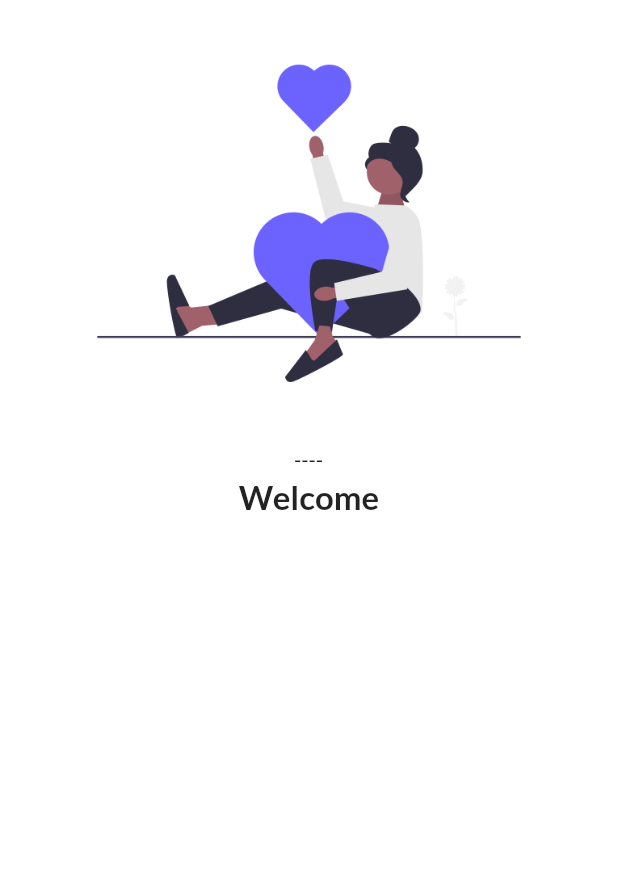
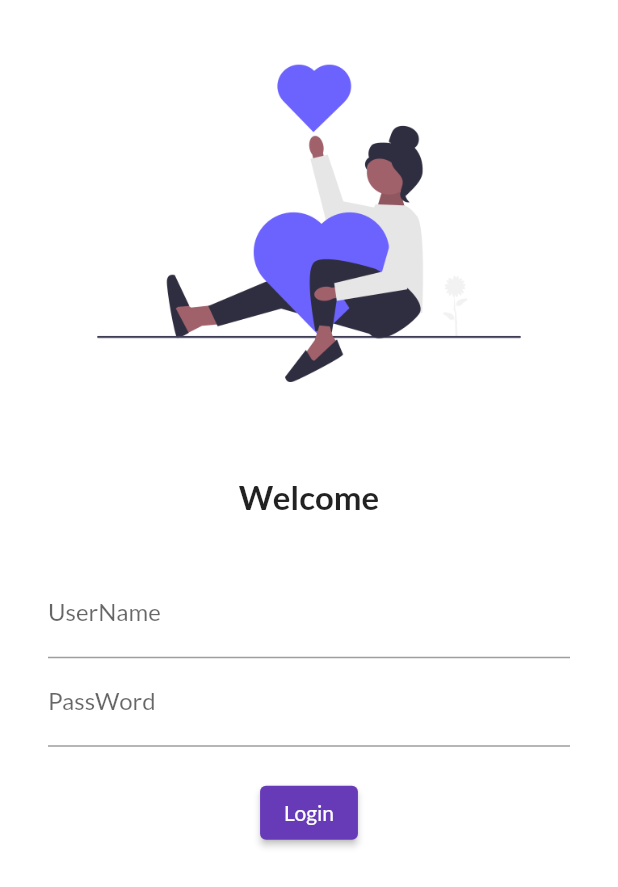
Before and after one commit to saurabhkalia5/First-Flutter-App, a Flutter app: the screen it shows after launch, on a phone screen of 412 x 824 dp. Shown: the top 887 px of the screen. Run offline on Flutter 3.47's test engine with Material 2 defaults, Android fonts, the phone set to English and light mode, and no system bars; our stand-ins replace google_fonts.

Commit message:
form Added
new commit

```diff
--- a/lib/pages/login_page.dart
+++ b/lib/pages/login_page.dart
@@ -1,3 +1,5 @@
+// ignore_for_file: prefer_const_constructors
+
 import 'package:flutter/material.dart';
 
 class Login extends StatelessWidget {
@@ -5,6 +7,9 @@ class Login extends StatelessWidget {
 
   @override
   Widget build(BuildContext context) {
+
+    int date = DateTime.friday;
+
     return Material(
       color: Colors.white,
       child: Column(
@@ -13,8 +18,8 @@ class Login extends StatelessWidget {
         SizedBox(
           height: 20.0,
           width: 20.0,
-          child: Text("----------------"),
         ),
+        // ignore: prefer_const_constructors
         Text(
           "Welcome",
           style: TextStyle(
@@ -22,6 +27,35 @@ class Login extends StatelessWidget {
             fontWeight: FontWeight.bold,
           ),
         ),
+         SizedBox(
+          height: 20.0,
+          width: 20.0,
+        ),
+        Padding(
+          padding: const EdgeInsets.symmetric(vertical: 16.0, horizontal: 32.0),
+          child: Column(
+            children: [
+              TextFormField(
+          decoration: InputDecoration(
+            hintText: "Enter Username",
+            labelText: "UserName",
+          ),
+        ),
+        TextFormField(
+          obscureText:true,
+          decoration: InputDecoration(
+            hintText: "Enter PassWord",
+            labelText: "PassWord",
+          ),
+        ),
+          SizedBox(
+          height: 20.0,
+          width: 20.0,
+        ),
+        ElevatedButton(onPressed: (){print("Hi Codepur");}, child: Text("Login"),style: TextButton.styleFrom())
+        ],))
+
+
         ],
         )
     );
```
